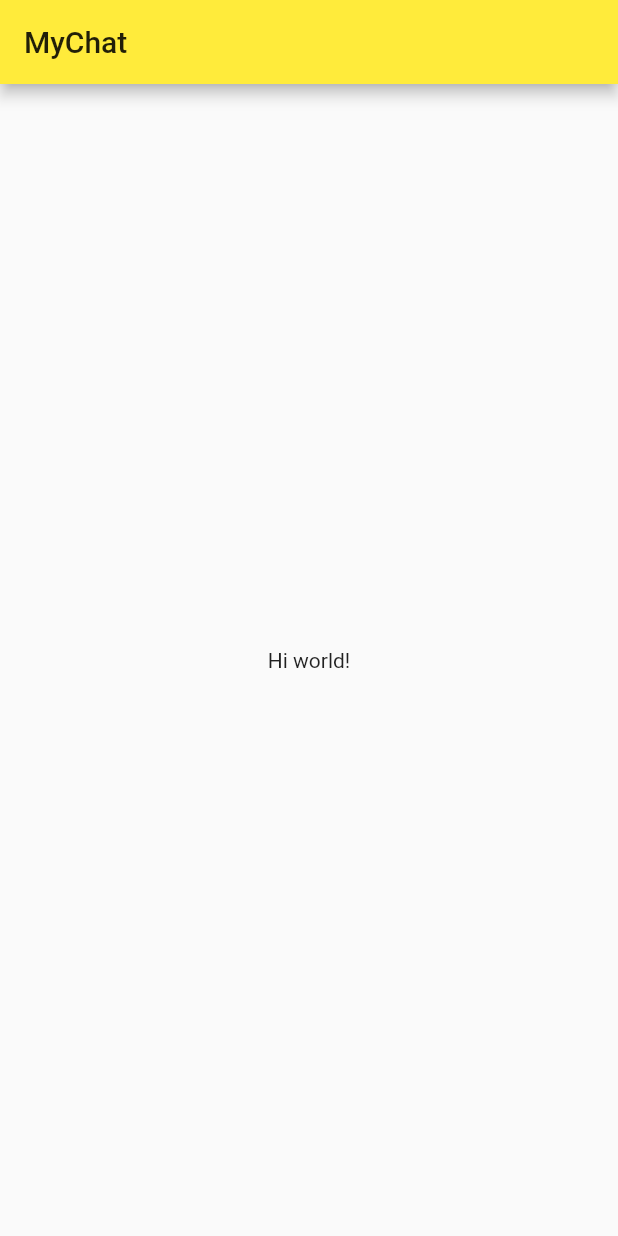
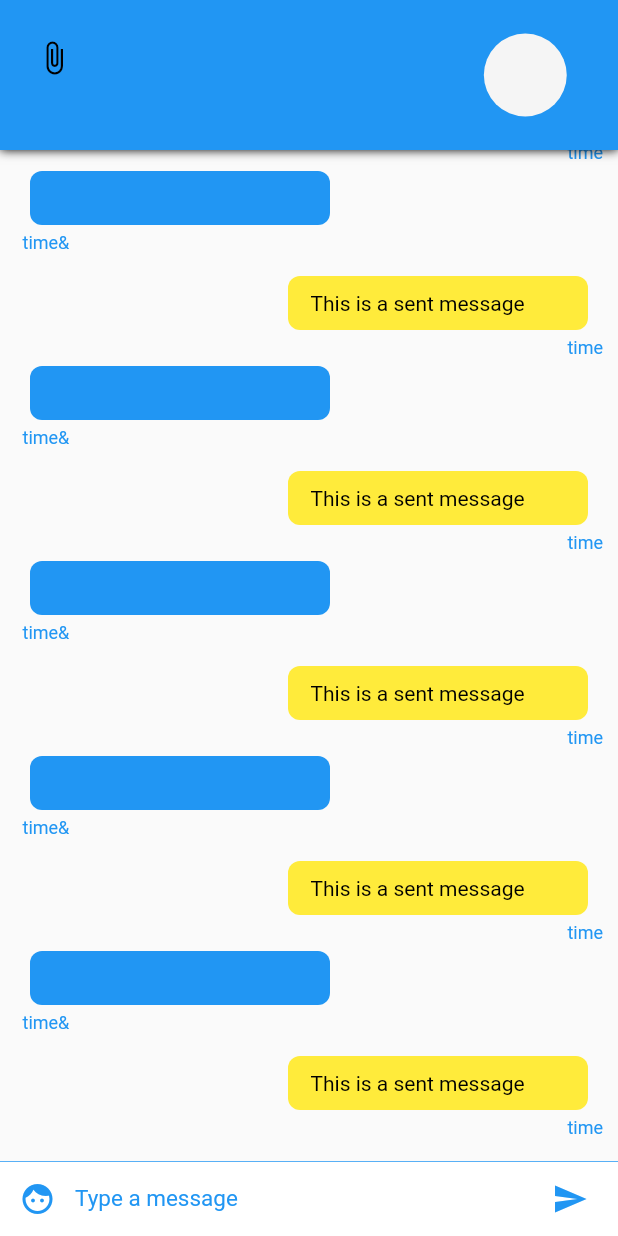
Before and after one commit to obduvan/chat-app-flutter, a Flutter app: the screen it shows after launch, on a phone screen of 412 x 824 dp. Run offline on Flutter 3.47's test engine with Material 2 defaults, Android fonts, the phone set to English and light mode, and no system bars.

Commit message:
first pages design

```diff
--- a/lib/config_style/color_style.dart
+++ b/lib/config_style/color_style.dart
@@ -5,4 +5,6 @@ class Palette{
   static const secondaryTextColor = Colors.blue;
   static const primaryBackgroundColor = Colors.blue;
   static const secondaryColor = Colors.black;
+  static const selfMessageColor = Colors.black;
+  static const selfMessageBackgroundColor = Colors.yellow;
 }
--- a/lib/main.dart
+++ b/lib/main.dart
@@ -3,7 +3,10 @@
 // internal (add dependecies)
 // ui
 
+import 'package:chat_app_1/presentation/pages/ConversationPage.dart';
 import 'package:flutter/material.dart';
+
+import 'presentation/pages/ConversationPageList.dart';
 
 void main() => runApp(MyApp());
 
@@ -13,8 +16,8 @@ class MyApp extends StatelessWidget {
   @override
   Widget build(BuildContext context) {
     return MaterialApp(
-        title: 'Messio',
-        theme: ThemeData(primarySwatch: Colors.yellow),
+        title: 'ChatApp',
+        theme: ThemeData(primarySwatch: Colors.grey),
         home: MyHomePage(title: 'MyChat'));
   }
 }
@@ -30,13 +33,14 @@ class MyHomePage extends StatefulWidget {
 class _MyHomePageState extends State<MyHomePage> {
   @override
   Widget build(BuildContext context) {
-    return Scaffold(
-      appBar: AppBar(
-        title: Text(widget.title),
-      ),
-      body: Center(
-        child: Text("Hi world!"),
-      ),
-    );
+    return ConversationPageList();
+    // return Scaffold(
+    //   appBar: AppBar(
+    //     title: Text(widget.title),
+    //   ),
+    //   body: Center(
+    //     child: Text("Hi world!"),
+    //   ),
+    // );
   }
 }
--- a/lib/presentation/pages/ConversationPage.dart
+++ b/lib/presentation/pages/ConversationPage.dart
@@ -1,26 +1,29 @@
-// import 'package:flutter/material.dart';
+import 'package:chat_app_1/presentation/widgets/ChatAppBar.dart';
+import 'package:chat_app_1/presentation/widgets/ChatListWidget.dart';
+import 'package:chat_app_1/presentation/widgets/InputWidget.dart';
+import 'package:flutter/material.dart';
 
-// class ConversationPage extends StatefulWidget {
-//   ConversationPage({Key? key}) : super(key: key);
+class ConversationPage extends StatefulWidget {
+  ConversationPage({Key? key}) : super(key: key);
 
-//   @override
-//   ConversationPageState createState() => ConversationPageState();
-// }
+  @override
+  ConversationPageState createState() => ConversationPageState();
+}
 
-// class ConversationPageState extends State<ConversationPage> {
-//   @override
-//   Widget build(BuildContext context) {
-//     return Scaffold(
-//         appBar: ChatAppBar(),
-//         body: Stack(
-//           children: <Widget>[
-//             Column(
-//               children: <Widget>[
-//                 ChatListWidget(),
-//                  InputWidget()
-//                  ],
-//             )
-//           ],
-//         ));
-//   }
-// }
+class ConversationPageState extends State<ConversationPage> {
+  @override
+  Widget build(BuildContext context) {
+    return Scaffold(
+        appBar: ChatAppBar(),
+        body: Stack(
+          children: <Widget>[
+            Column(
+              children: <Widget>[
+                ChatListWidget(),
+                 InputWidget()
+                 ],
+            )
+          ],
+        ));
+  }
+}
--- a/lib/presentation/pages/ConversationPageList.dart
+++ b/lib/presentation/pages/ConversationPageList.dart
@@ -1,22 +1,22 @@
-// import 'package:chat_app_1/presentation/pages/ConversationPage.dart';
-// import 'package:flutter/material.dart';
+import 'package:chat_app_1/presentation/pages/ConversationPage.dart';
+import 'package:flutter/material.dart';
 
-// class ConversationPgeList extends StatefulWidget {
-//   ConversationPgeList({Key? key}) : super(key: key);
+class ConversationPageList extends StatefulWidget {
+  ConversationPageList({Key? key}) : super(key: key);
 
-//   @override
-//   _ConversationPgeListState createState() => _ConversationPgeListState();
-// }
+  @override
+  _ConversationPageListState createState() => _ConversationPageListState();
+}
 
-// class _ConversationPgeListState extends State<ConversationPgeList> {
-//   @override
-//   Widget build(BuildContext context) {
-//     return PageView(
-//       children: <Widget>[
-//         ConversationPage(),
-//         ConversationPage(),
-//         ConversationPage()
-//       ],
-//     );
-//   }
-// }
+class _ConversationPageListState extends State<ConversationPageList> {
+  @override
+  Widget build(BuildContext context) {
+    return PageView(
+      children: <Widget>[
+        ConversationPage(),
+        ConversationPage(),
+        ConversationPage()
+      ],
+    );
+  }
+}
--- a/lib/presentation/widgets/ChatItemWidget.dart
+++ b/lib/presentation/widgets/ChatItemWidget.dart
@@ -0,0 +1,84 @@
+import 'package:chat_app_1/config_style/color_style.dart';
+import 'package:flutter/material.dart';
+
+class ChatItemWidget extends StatelessWidget{
+  var index;
+
+  ChatItemWidget(this.index);
+
+  @override
+  Widget build(BuildContext context) {
+    // TODO: implement build
+    if (index % 2 == 0) {
+      //This is the sent message. We'll later use data from firebase instead of index to determine the message is sent or received.
+      return Container(
+          child: Column(children: <Widget>[
+            Row(
+              children: <Widget>[
+                Container(
+                  child: Text(
+                    'This is a sent message',
+                    style: TextStyle(color: Palette.selfMessageColor),
+                  ),
+                  padding: EdgeInsets.fromLTRB(15.0, 10.0, 15.0, 10.0),
+                  width: 200.0,
+                  decoration: BoxDecoration(
+                      color: Palette.selfMessageBackgroundColor,
+                      borderRadius: BorderRadius.circular(8.0)),
+                  margin: EdgeInsets.only(right: 10.0),
+                )
+              ],
+              mainAxisAlignment:
+              MainAxisAlignment.end, // aligns the chatitem to right end
+            ),
+            Row(
+                mainAxisAlignment: MainAxisAlignment.end,
+                children: <Widget>[
+                  Container(
+                    child: Text("time",
+                      style: TextStyle(
+                          color: Palette.primaryTextColor,
+                          fontSize: 12.0,
+                          fontStyle: FontStyle.normal),
+                    ),
+                    margin: EdgeInsets.only(left: 5.0, top: 5.0, bottom: 5.0),
+                  )])
+          ]));
+    } else {
+      // This is a received message
+      return Container(
+        child: Column(
+          children: <Widget>[
+            Row(
+              children: <Widget>[
+                Container(
+                  child: Text(
+                    'This is a received message',
+                    style: TextStyle(color: Palette.primaryTextColor),
+                  ),
+                  padding: EdgeInsets.fromLTRB(15.0, 10.0, 15.0, 10.0),
+                  width: 200.0,
+                  decoration: BoxDecoration(
+                      color: Palette.primaryTextColor,
+                      borderRadius: BorderRadius.circular(8.0)),
+                  margin: EdgeInsets.only(left: 10.0),
+                )
+              ],
+            ),
+            Container(
+              child: Text('time&',
+                style: TextStyle(
+                    color: Palette.primaryTextColor,
+                    fontSize: 12.0,
+                    fontStyle: FontStyle.normal),
+              ),
+              margin: EdgeInsets.only(left: 5.0, top: 5.0, bottom: 5.0),
+            )
+          ],
+          crossAxisAlignment: CrossAxisAlignment.start,
+        ),
+        margin: EdgeInsets.only(bottom: 10.0),
+      );
+    }
+
+  }}
--- a/lib/presentation/widgets/ChatListWidget.dart
+++ b/lib/presentation/widgets/ChatListWidget.dart
@@ -0,0 +1,20 @@
+import 'package:flutter/material.dart';
+
+import 'ChatItemWidget.dart';
+
+
+class ChatListWidget extends StatelessWidget{
+  final ScrollController listScrollController = new ScrollController();
+  @override
+  Widget build(BuildContext context) {
+    // TODO: implement build
+    return Flexible(
+        child: ListView.builder(
+          padding: EdgeInsets.all(10.0),
+          itemBuilder: (context, index) => ChatItemWidget(index),
+          itemCount: 20,
+          reverse: true,
+          controller: listScrollController,
+        ));
+  }
+}
--- a/lib/presentation/widgets/InputWidget.dart
+++ b/lib/presentation/widgets/InputWidget.dart
@@ -0,0 +1,60 @@
+import 'package:chat_app_1/config_style/color_style.dart';
+import 'package:flutter/material.dart';
+
+class InputWidget extends StatelessWidget {
+
+  final TextEditingController textEditingController = new TextEditingController();
+
+  @override
+  Widget build(BuildContext context) {
+    return Container(
+      child: Row(
+        children: <Widget>[
+          Material(
+            child: new Container(
+              margin: new EdgeInsets.symmetric(horizontal: 1.0),
+              child: new IconButton(
+                icon: new Icon(Icons.face),
+                color: Palette.primaryTextColor, onPressed: () {  },
+              ),
+            ),
+            color: Colors.white,
+          ),
+
+          // Text input
+          Flexible(
+            child: Container(
+              child: TextField(
+                style: TextStyle(color: Palette.primaryTextColor, fontSize: 15.0),
+                controller: textEditingController,
+                decoration: InputDecoration.collapsed(
+                  hintText: 'Type a message',
+                  hintStyle: TextStyle(color: Palette.primaryTextColor),
+                ),
+              ),
+            ),
+          ),
+
+          // Send Message Button
+          Material(
+            child: new Container(
+              margin: new EdgeInsets.symmetric(horizontal: 8.0),
+              child: new IconButton(
+                icon: new Icon(Icons.send),
+                onPressed: () => {},
+                color: Palette.primaryTextColor,
+              ),
+            ),
+            color: Colors.white,
+          ),
+        ],
+      ),
+      width: double.infinity,
+      height: 50.0,
+      decoration: new BoxDecoration(
+          border: new Border(
+              top: new BorderSide(color: Palette.primaryTextColor, width: 0.5)),
+          color: Colors.white),
+    );
+  }
+}
```
